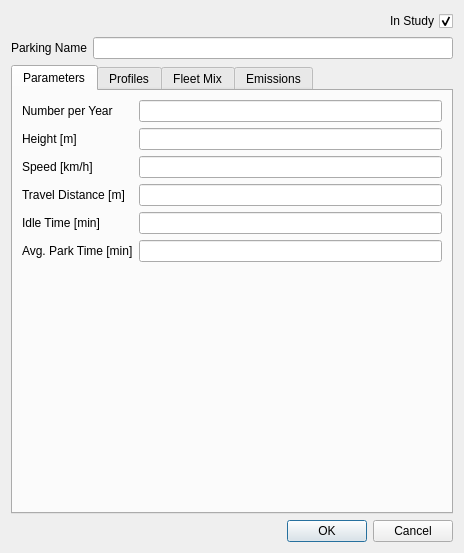
This is open_alaqs/ui/ui_parkings.ui in eurocontrol-asu/open_alaqs as Qt 5 draws it before an edit. The edited form follows.
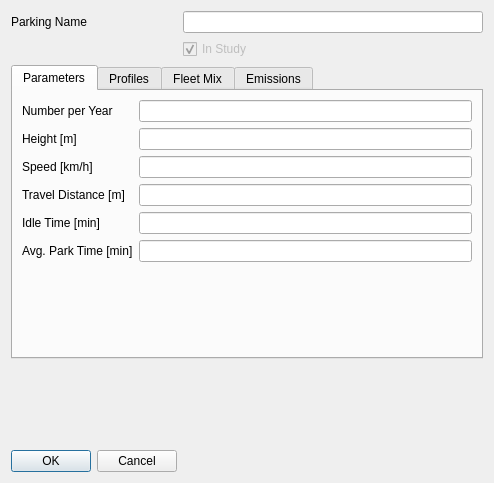
This is the edited form.

```diff
--- a/open_alaqs/ui/ui_parkings.ui
+++ b/open_alaqs/ui/ui_parkings.ui
@@ -6,50 +6,34 @@
    <rect>
     <x>0</x>
     <y>0</y>
-    <width>464</width>
-    <height>553</height>
+    <width>494</width>
+    <height>483</height>
    </rect>
   </property>
   <property name="windowTitle">
    <string>OpenALAQS - Parking</string>
   </property>
-  <layout class="QVBoxLayout" name="verticalLayout">
-   <item>
-    <layout class="QFormLayout" name="formLayout_7">
-     <property name="fieldGrowthPolicy">
-      <enum>QFormLayout::AllNonFixedFieldsGrow</enum>
-     </property>
-     <property name="topMargin">
-      <number>0</number>
-     </property>
-     <property name="rightMargin">
-      <number>0</number>
-     </property>
-     <item row="0" column="1">
-      <layout class="QHBoxLayout" name="horizontalLayout_10">
-       <property name="topMargin">
-        <number>0</number>
-       </property>
-       <property name="rightMargin">
-        <number>0</number>
-       </property>
-       <item>
-        <spacer name="horizontalSpacer_2">
+  <layout class="QFormLayout" name="formLayout">
+   <item row="7" column="0">
+    <widget class="QDialogButtonBox" name="buttonBox">
          <property name="orientation">
           <enum>Qt::Horizontal</enum>
          </property>
-         <property name="sizeHint" stdset="0">
-          <size>
-           <width>40</width>
-           <height>20</height>
-          </size>
-         </property>
-        </spacer>
-       </item>
-       <item>
+     <property name="standardButtons">
+      <set>QDialogButtonBox::Cancel|QDialogButtonBox::Ok</set>
+     </property>
+    </widget>
+   </item>
+   <item row="3" column="1">
+    <widget class="QLineEdit" name="parking_id"/>
+   </item>
+   <item row="4" column="1">
         <widget class="QCheckBox" name="instudy">
-         <property name="layoutDirection">
-          <enum>Qt::RightToLeft</enum>
+     <property name="enabled">
+      <bool>false</bool>
+     </property>
+     <property name="toolTip">
+      <string>Enable to include the source in the study</string>
          </property>
          <property name="text">
           <string>In Study</string>
@@ -59,21 +43,14 @@
          </property>
         </widget>
        </item>
-      </layout>
-     </item>
-     <item row="1" column="0">
+   <item row="3" column="0">
       <widget class="QLabel" name="label_47">
        <property name="text">
         <string>Parking Name</string>
        </property>
       </widget>
      </item>
-     <item row="1" column="1">
-      <widget class="QLineEdit" name="parking_id"/>
-     </item>
-    </layout>
-   </item>
-   <item>
+   <item row="5" column="0" colspan="2">
     <widget class="QTabWidget" name="tabWidget">
      <property name="sizePolicy">
       <sizepolicy hsizetype="MinimumExpanding" vsizetype="MinimumExpanding">
@@ -417,15 +394,18 @@
      </widget>
     </widget>
    </item>
-   <item>
-    <widget class="QDialogButtonBox" name="buttonBox">
+   <item row="6" column="0">
+    <spacer name="verticalSpacer">
      <property name="orientation">
-      <enum>Qt::Horizontal</enum>
+      <enum>Qt::Vertical</enum>
      </property>
-     <property name="standardButtons">
-      <set>QDialogButtonBox::Cancel|QDialogButtonBox::Ok</set>
+     <property name="sizeHint" stdset="0">
+      <size>
+       <width>20</width>
+       <height>40</height>
+      </size>
      </property>
-    </widget>
+    </spacer>
    </item>
   </layout>
  </widget>
```
Left out of the diff: 3 changed lines with no effect on the pictures. Lines whose indentation alone changed are shown as unchanged.
